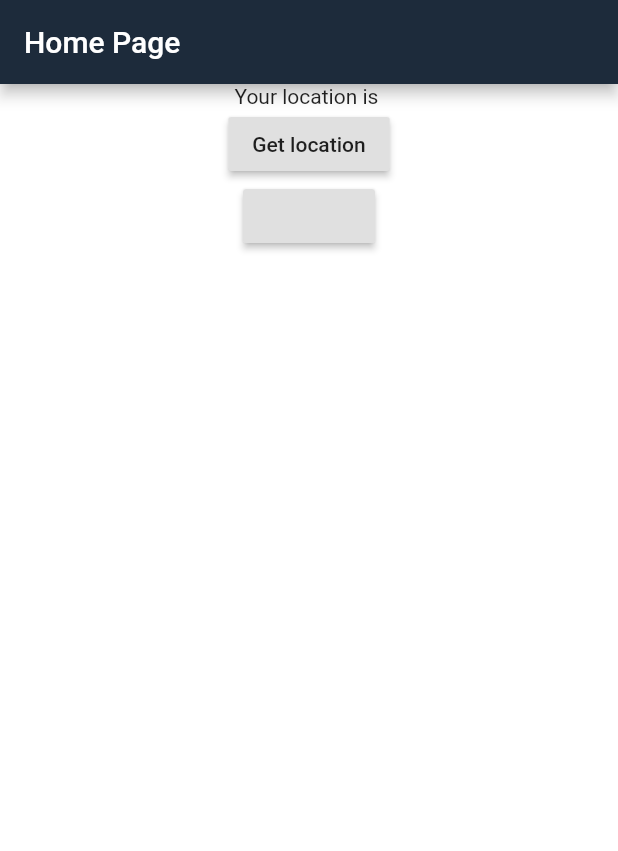
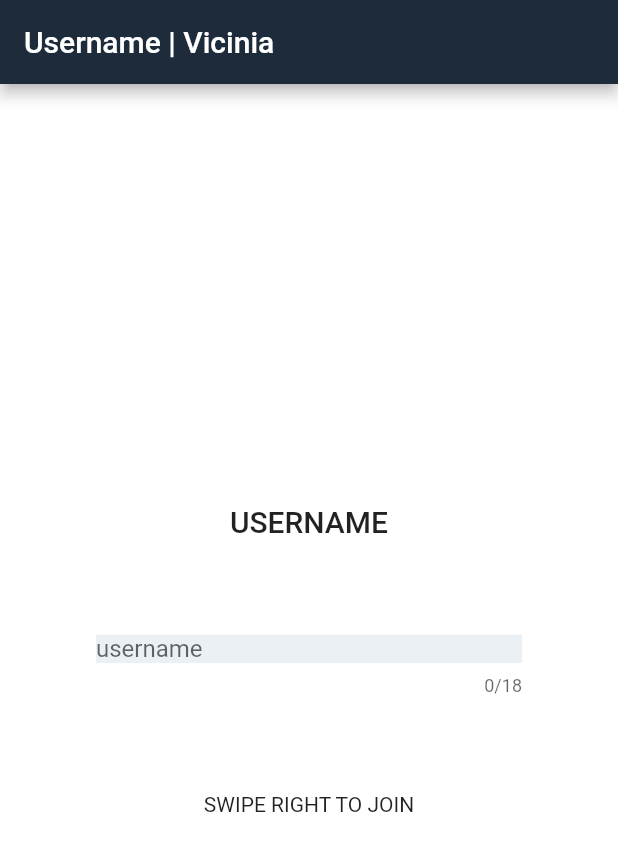
Before and after one commit to bstncartwright/vicinia-app, a Flutter app: the screen it shows after launch, on a phone screen of 412 x 824 dp. Shown: the top 851 px of the screen. Run offline on Flutter 3.47's test engine with Material 2 defaults, Android fonts, the light colour scheme and no system bars; our stand-ins replace bloc, built_collection, built_value, dio, dynamic_theme, equatable and 3 more; generated files the repository leaves out were written again; Roboto replaces fonts that are missing (Sans Serif).

Commit message:
swipe and stuff

```diff
--- a/lib/animations/fade_in.dart
+++ b/lib/animations/fade_in.dart
@@ -30,3 +30,34 @@ class FadeIn extends StatelessWidget {
     );
   }
 }
+
+
+class FadeInStraight extends StatelessWidget {
+  final double delay;
+  final Widget child;
+
+  FadeInStraight(this.delay, this.child);
+
+  @override
+  Widget build(BuildContext context) {
+    final tween = MultiTrackTween([
+      Track("opacity")
+          .add(Duration(milliseconds: 500), Tween(begin: 0.0, end: 1.0)),
+      Track("translateX").add(
+          Duration(milliseconds: 500), Tween(begin: 0.0, end: 0.0),
+          curve: Curves.easeOut)
+    ]);
+
+    return ControlledAnimation(
+      delay: Duration(milliseconds: (300 * delay).round()),
+      duration: tween.duration,
+      tween: tween,
+      child: child,
+      builderWithChild: (context, child, animation) => Opacity(
+            opacity: animation["opacity"],
+            child: Transform.translate(
+                offset: Offset(animation["translateX"], 0), child: child),
+          ),
+    );
+  }
+}
--- a/lib/pages/home_page.dart
+++ b/lib/pages/home_page.dart
@@ -1,16 +1,16 @@
+import 'dart:async';
+
 import 'package:flutter/material.dart';
 import 'package:geolocator/geolocator.dart';
 
 import 'pages.dart';
 import '../utils/utils.dart';
+import '../animations/animations.dart';
 
 class HomePage extends StatelessWidget {
   @override
   Widget build(BuildContext context) {
     return Scaffold(
-      appBar: AppBar(
-        title: Text("Home Page"),
-      ),
       body: Center(
         child: LocationerTest(),
       ),
@@ -24,34 +24,27 @@ class LocationerTest extends StatefulWidget {
 }
 
 class _LocationerTestState extends State<LocationerTest> {
-  String location = '';
+  startTime() async {
+    var _duration = new Duration(seconds: 4);
+    return Timer(_duration, navigationPage);
+  }
+
+  navigationPage() {
+    Navigator.of(context).pushReplacement(MaterialPageRoute(
+        builder: (BuildContext context) => FadeInStraight(1, NameSelectionPage())));
+  }
+
+  @override
+  void initState() {
+    super.initState();
+    startTime();
+  }
+
   @override
   Widget build(BuildContext context) {
-    return Container(
-      child: Column(
-        children: <Widget>[
-          Text("Your location is $location"),
-          RaisedButton(
-            child: Text("Get location"),
-            onPressed: () async {
-              Position position = await Geolocator()
-                  .getCurrentPosition(desiredAccuracy: LocationAccuracy.high);
-              setState(() {
-                location = "${position.longitude}, ${position.latitude}";
-              });
-            },
-          ),
-          RaisedButton(
-            onPressed: () {
-              Navigator.of(context).push(
-                MaterialPageRoute(
-                  builder: (context) => ChatPage(
-                      repository: Constants.of(context).viciniaRepository, name: "munkurious"),
-                ),
-              );
-            },
-          )
-        ],
+    return Scaffold(
+      body: Center(
+        child: Image.asset('assets/icon/icon.png'),
       ),
     );
   }
--- /dev/null
+++ b/lib/pages/name_selection_page.dart
@@ -0,0 +1,74 @@
+import 'package:flutter/material.dart';
+
+import 'pages.dart';
+import '../utils/utils.dart';
+
+class NameSelectionPage extends StatefulWidget {
+  @override
+  _NameSelectionPageState createState() => _NameSelectionPageState();
+}
+
+class _NameSelectionPageState extends State<NameSelectionPage> {
+  final TextEditingController _textController = TextEditingController();
+
+  void _handleSubmitted(String text) {
+    if (text.isNotEmpty) {
+      _textController.clear();
+      Navigator.of(context).pushReplacement(
+        MaterialPageRoute(
+          builder: (BuildContext context) => ChatPage(
+                repository: Constants.of(context).viciniaRepository,
+                name: text,
+              ),
+        ),
+      );
+    }
+  }
+
+  @override
+  Widget build(BuildContext context) {
+    return GestureDetector(
+      onPanUpdate: (details) {
+        if (details.delta.dx > 0) {
+          _handleSubmitted(_textController.text);
+        }
+      },
+      child: Scaffold(
+        appBar: AppBar(title: Text("Username | Vicinia")),
+        body: Center(
+          child: Container(
+            child: Column(
+              mainAxisAlignment: MainAxisAlignment.center,
+              children: <Widget>[
+                Text("USERNAME", style: Theme.of(context).textTheme.title),
+                Padding(
+                  padding: const EdgeInsets.all(64.0),
+                  child: TextField(
+                    controller: _textController,
+                    onSubmitted: _handleSubmitted,
+                    autocorrect: false,
+                    maxLength: 18,
+                    decoration: InputDecoration.collapsed(
+                      hintText: "username",
+                      filled: true,
+                      fillColor: ThemeFactory().grey(),
+                    ),
+                  ),
+                ),
+                Text("SWIPE RIGHT TO JOIN"),
+                // RaisedButton(
+                //   color: ThemeFactory().blue(),
+                //   child: Text(
+                //     "JOIN",
+                //     style: TextStyle(color: Colors.white),
+                //   ),
+                //   onPressed: () => _handleSubmitted(_textController.text),
+                // )
+              ],
+            ),
+          ),
+        ),
+      ),
+    );
+  }
+}
--- a/lib/pages/pages.dart
+++ b/lib/pages/pages.dart
@@ -1,2 +1,3 @@
 export 'home_page.dart';
 export 'chat_page.dart';
+export 'name_selection_page.dart';
--- a/lib/utils/theme.dart
+++ b/lib/utils/theme.dart
@@ -1,11 +1,11 @@
 import 'package:flutter/material.dart';
 
 class ThemeFactory {
-  Color _blue() {
+  Color blue() {
     return Color(0xff0c65fb);
   }
 
-  Color _grey() {
+  Color grey() {
     return Color(0xffebf0f4);
   }
 
@@ -21,7 +21,7 @@ class ThemeFactory {
     return ThemeData(
       primaryColor: dark(),
       accentColor: dark(),
-      canvasColor: _grey(),
+      canvasColor: grey(),
       scaffoldBackgroundColor: _white(),
       cardColor: Color(0xFFf2f2f2),
       fontFamily: 'Sans Serif',
@@ -30,8 +30,8 @@ class ThemeFactory {
 
   ThemeData _darkTheme() {
     return ThemeData.dark().copyWith(
-      primaryColor: _blue(),
-      accentColor: _blue(),
+      primaryColor: blue(),
+      accentColor: blue(),
       canvasColor: dark(),
       scaffoldBackgroundColor: dark(),
       cardColor: dark(),
--- a/pubspec.yaml
+++ b/pubspec.yaml
@@ -57,6 +57,9 @@ flutter:
   # the material Icons class.
   uses-material-design: true
 
+  assets:
+    - assets/icon/icon.png
+
   # To add assets to your application, add an assets section, like this:
   # assets:
   #  - images/a_dot_burr.jpeg
```
Also changed, not shown: lib/pages/chat_page.dart (+8 -1 lines).
